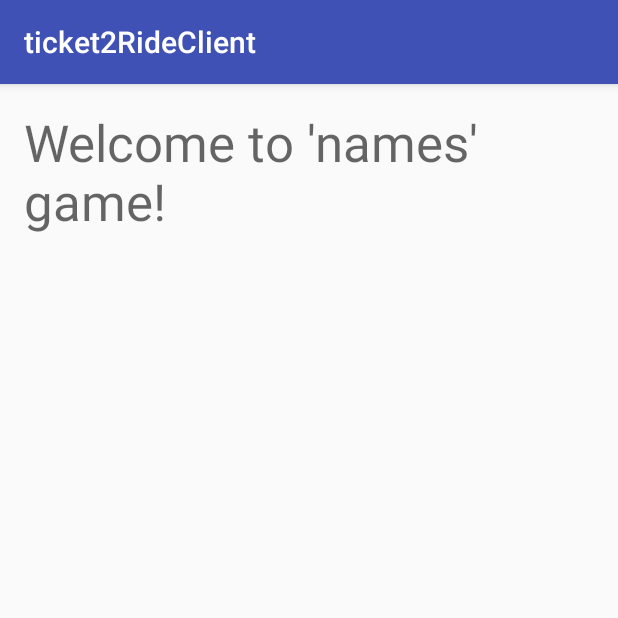
After one commit to coalfocks/ticket2ride, an Android app: the GameBoardActivity screen opened directly, with no data from a screen before it, on a phone screen of 412 x 824 dp, the top half of it. The commit adds this screen. Run offline under Robolectric (Android 15) with nearby library versions, the phone set to English and light mode, and no system bars.

Commit message:
Create Game Board activity
I think I also did other things that i dont remember?

```diff
--- a/client/app/src/main/AndroidManifest.xml
+++ b/client/app/src/main/AndroidManifest.xml
@@ -15,6 +15,8 @@
                 <category android:name="android.intent.category.LAUNCHER"/>
             </intent-filter>
         </activity>
+        <activity android:name=".activities.GameBoardActivity">
+        </activity>
     </application>
 
 </manifest>
--- /dev/null
+++ b/client/app/src/main/java/com/example/tyudy/ticket2rideclient/activities/GameBoardActivity.java
@@ -0,0 +1,15 @@
+package com.example.tyudy.ticket2rideclient.activities;
+
+import android.support.v7.app.AppCompatActivity;
+import android.os.Bundle;
+
+import com.example.tyudy.ticket2rideclient.R;
+
+public class GameBoardActivity extends AppCompatActivity {
+
+    @Override
+    protected void onCreate(Bundle savedInstanceState) {
+        super.onCreate(savedInstanceState);
+        setContentView(R.layout.game_board);
+    }
+}
--- /dev/null
+++ b/client/app/src/main/res/layout/game_board.xml
@@ -0,0 +1,25 @@
+<?xml version="1.0" encoding="utf-8"?>
+<RelativeLayout
+    xmlns:android="http://schemas.android.com/apk/res/android"
+    xmlns:tools="http://schemas.android.com/tools"
+    android:id="@+id/game_board"
+    android:layout_width="match_parent"
+    android:layout_height="match_parent"
+    android:paddingBottom="@dimen/activity_vertical_margin"
+    android:paddingLeft="@dimen/activity_horizontal_margin"
+    android:paddingRight="@dimen/activity_horizontal_margin"
+    android:paddingTop="@dimen/activity_vertical_margin"
+    tools:context="com.example.tyudy.ticket2rideclient.activities.GameBoardActivity">
+
+    <TextView
+        android:id="@+id/game_board_title"
+        android:layout_width="wrap_content"
+        android:layout_height="wrap_content"
+        android:text="Welcome to 'names' game!"
+        android:textAppearance="@style/TextAppearance.AppCompat.Display1"
+        android:layout_alignParentTop="true"
+        android:layout_alignParentLeft="true"
+        android:layout_alignParentStart="true"
+        android:layout_centerVertical="false"/>
+
+</RelativeLayout>
```
Also changed, not shown: client/app/src/main/java/com/example/tyudy/ticket2rideclient/fragments/GameSelectionFragment.java (+12 -1 lines), client/app/src/main/java/com/example/tyudy/ticket2rideclient/model/ClientModelFacade.java (+14 -0 lines).
